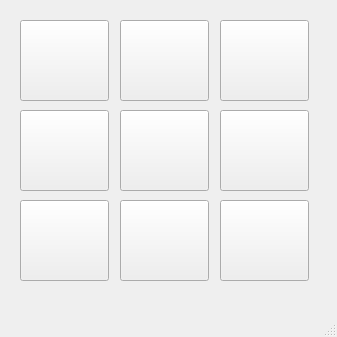
slashdotted/corsocpp_tp_2022, file tictactoe/mainwindow.ui: the form before one commit.
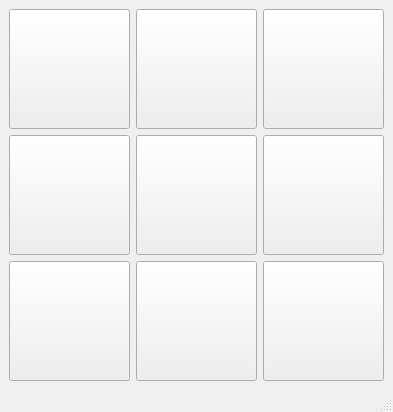
The form after the commit.

Commit message: TicTacToe layout

```diff
--- a/tictactoe/mainwindow.ui
+++ b/tictactoe/mainwindow.ui
@@ -6,22 +6,28 @@
    <rect>
     <x>0</x>
     <y>0</y>
-    <width>337</width>
-    <height>337</height>
+    <width>393</width>
+    <height>412</height>
    </rect>
   </property>
   <property name="windowTitle">
    <string>TicTacToe</string>
   </property>
   <widget class="QWidget" name="centralwidget">
+   <layout class="QGridLayout" name="gridLayout">
+    <item row="0" column="0">
    <widget class="QPushButton" name="cella_00">
-    <property name="geometry">
-     <rect>
-      <x>20</x>
-      <y>20</y>
-      <width>89</width>
-      <height>81</height>
-     </rect>
+      <property name="sizePolicy">
+       <sizepolicy hsizetype="Minimum" vsizetype="Preferred">
+        <horstretch>0</horstretch>
+        <verstretch>0</verstretch>
+       </sizepolicy>
+      </property>
+      <property name="minimumSize">
+       <size>
+        <width>40</width>
+        <height>40</height>
+       </size>
     </property>
     <property name="font">
      <font>
@@ -33,14 +39,20 @@
      <string/>
     </property>
    </widget>
+    </item>
+    <item row="0" column="1">
    <widget class="QPushButton" name="cella_01">
-    <property name="geometry">
-     <rect>
-      <x>120</x>
-      <y>20</y>
-      <width>89</width>
-      <height>81</height>
-     </rect>
+      <property name="sizePolicy">
+       <sizepolicy hsizetype="Minimum" vsizetype="Preferred">
+        <horstretch>0</horstretch>
+        <verstretch>0</verstretch>
+       </sizepolicy>
+      </property>
+      <property name="minimumSize">
+       <size>
+        <width>40</width>
+        <height>40</height>
+       </size>
     </property>
     <property name="font">
      <font>
@@ -52,15 +64,21 @@
      <string/>
     </property>
    </widget>
+    </item>
+    <item row="0" column="2">
    <widget class="QPushButton" name="cella_02">
-    <property name="geometry">
-     <rect>
-      <x>220</x>
-      <y>20</y>
-      <width>89</width>
-      <height>81</height>
-     </rect>
-    </property>
+      <property name="sizePolicy">
+       <sizepolicy hsizetype="Minimum" vsizetype="Preferred">
+        <horstretch>0</horstretch>
+        <verstretch>0</verstretch>
+       </sizepolicy>
+      </property>
+      <property name="minimumSize">
+       <size>
+        <width>40</width>
+        <height>40</height>
+       </size>
+      </property>
     <property name="font">
      <font>
       <pointsize>30</pointsize>
@@ -71,14 +89,45 @@
      <string/>
     </property>
    </widget>
+    </item>
+    <item row="1" column="0">
+     <widget class="QPushButton" name="cella_10">
+      <property name="sizePolicy">
+       <sizepolicy hsizetype="Minimum" vsizetype="Preferred">
+        <horstretch>0</horstretch>
+        <verstretch>0</verstretch>
+       </sizepolicy>
+      </property>
+      <property name="minimumSize">
+       <size>
+        <width>40</width>
+        <height>40</height>
+       </size>
+      </property>
+      <property name="font">
+       <font>
+        <pointsize>30</pointsize>
+        <bold>true</bold>
+       </font>
+      </property>
+      <property name="text">
+       <string/>
+      </property>
+     </widget>
+    </item>
+    <item row="1" column="1">
    <widget class="QPushButton" name="cella_11">
-    <property name="geometry">
-     <rect>
-      <x>120</x>
-      <y>110</y>
-      <width>89</width>
-      <height>81</height>
-     </rect>
+      <property name="sizePolicy">
+       <sizepolicy hsizetype="Minimum" vsizetype="Preferred">
+        <horstretch>0</horstretch>
+        <verstretch>0</verstretch>
+       </sizepolicy>
+      </property>
+      <property name="minimumSize">
+       <size>
+        <width>40</width>
+        <height>40</height>
+       </size>
     </property>
     <property name="font">
      <font>
@@ -90,15 +139,21 @@
      <string/>
     </property>
    </widget>
+    </item>
+    <item row="1" column="2">
    <widget class="QPushButton" name="cella_12">
-    <property name="geometry">
-     <rect>
-      <x>220</x>
-      <y>110</y>
-      <width>89</width>
-      <height>81</height>
-     </rect>
-    </property>
+      <property name="sizePolicy">
+       <sizepolicy hsizetype="Minimum" vsizetype="Preferred">
+        <horstretch>0</horstretch>
+        <verstretch>0</verstretch>
+       </sizepolicy>
+      </property>
+      <property name="minimumSize">
+       <size>
+        <width>40</width>
+        <height>40</height>
+       </size>
+      </property>
     <property name="font">
      <font>
       <pointsize>30</pointsize>
@@ -109,15 +164,21 @@
      <string/>
     </property>
    </widget>
-   <widget class="QPushButton" name="cella_10">
-    <property name="geometry">
-     <rect>
-      <x>20</x>
-      <y>110</y>
-      <width>89</width>
-      <height>81</height>
-     </rect>
-    </property>
+    </item>
+    <item row="2" column="0">
+     <widget class="QPushButton" name="cella_20">
+      <property name="sizePolicy">
+       <sizepolicy hsizetype="Minimum" vsizetype="Preferred">
+        <horstretch>0</horstretch>
+        <verstretch>0</verstretch>
+       </sizepolicy>
+      </property>
+      <property name="minimumSize">
+       <size>
+        <width>40</width>
+        <height>40</height>
+       </size>
+      </property>
     <property name="font">
      <font>
       <pointsize>30</pointsize>
@@ -128,14 +189,20 @@
      <string/>
     </property>
    </widget>
+    </item>
+    <item row="2" column="1">
    <widget class="QPushButton" name="cella_21">
-    <property name="geometry">
-     <rect>
-      <x>120</x>
-      <y>200</y>
-      <width>89</width>
-      <height>81</height>
-     </rect>
+      <property name="sizePolicy">
+       <sizepolicy hsizetype="Minimum" vsizetype="Preferred">
+        <horstretch>0</horstretch>
+        <verstretch>0</verstretch>
+       </sizepolicy>
+      </property>
+      <property name="minimumSize">
+       <size>
+        <width>40</width>
+        <height>40</height>
+       </size>
     </property>
     <property name="font">
      <font>
@@ -147,34 +214,21 @@
      <string/>
     </property>
    </widget>
+    </item>
+    <item row="2" column="2">
    <widget class="QPushButton" name="cella_22">
-    <property name="geometry">
-     <rect>
-      <x>220</x>
-      <y>200</y>
-      <width>89</width>
-      <height>81</height>
-     </rect>
-    </property>
-    <property name="font">
-     <font>
-      <pointsize>30</pointsize>
-      <bold>true</bold>
-     </font>
-    </property>
-    <property name="text">
-     <string/>
-    </property>
-   </widget>
-   <widget class="QPushButton" name="cella_20">
-    <property name="geometry">
-     <rect>
-      <x>20</x>
-      <y>200</y>
-      <width>89</width>
-      <height>81</height>
-     </rect>
-    </property>
+      <property name="sizePolicy">
+       <sizepolicy hsizetype="Preferred" vsizetype="Preferred">
+        <horstretch>0</horstretch>
+        <verstretch>0</verstretch>
+       </sizepolicy>
+      </property>
+      <property name="minimumSize">
+       <size>
+        <width>40</width>
+        <height>40</height>
+       </size>
+      </property>
     <property name="font">
      <font>
       <pointsize>30</pointsize>
@@ -185,6 +239,8 @@
      <string/>
     </property>
    </widget>
+    </item>
+   </layout>
   </widget>
   <widget class="QMenuBar" name="menubar">
    <property name="geometry">
```
Left out of the diff: 2 changed lines with no effect on the pictures. Lines whose indentation alone changed are shown as unchanged.
